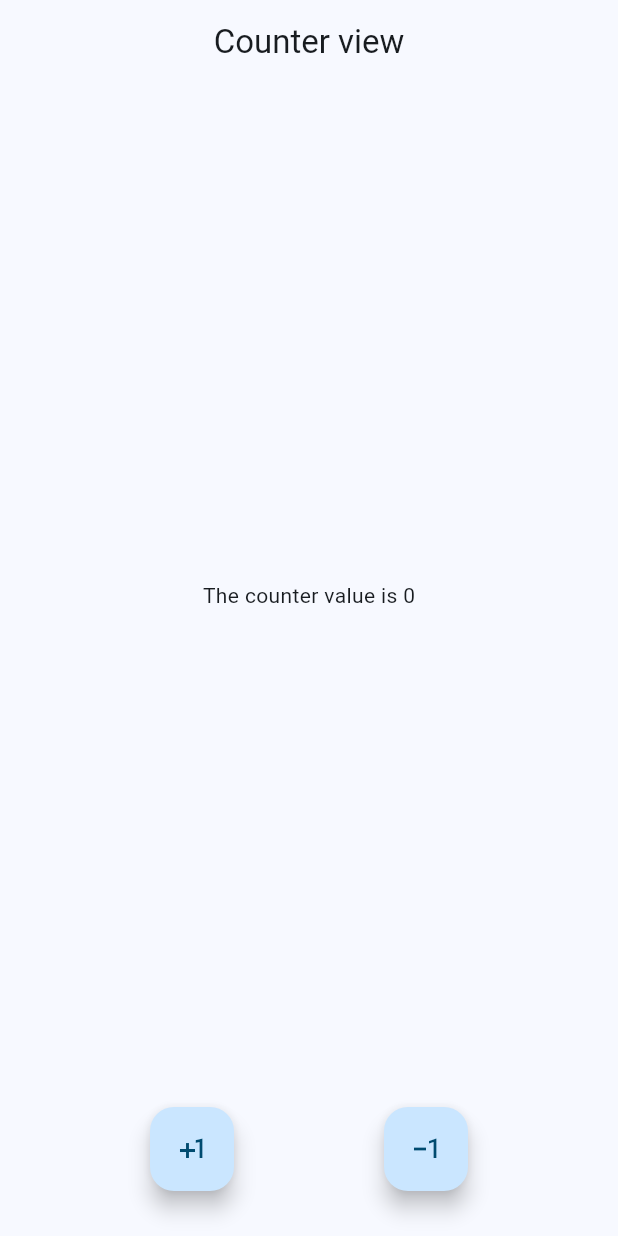
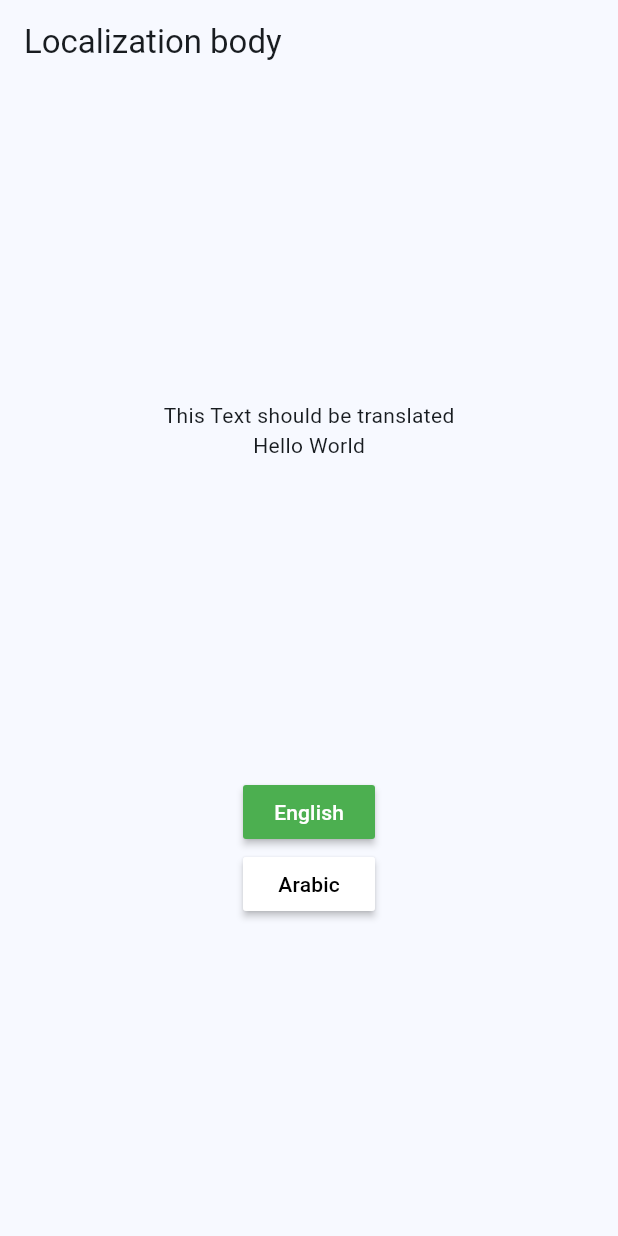
Before and after one commit to OSS7/Bloc_Apps_Project, a Flutter app: the screen it shows after launch, on a phone screen of 412 x 824 dp. Run offline on Flutter 3.47's test engine with Material 2 defaults, Android fonts, the phone set to English and light mode, and no system bars; our stand-ins replace bloc, flutter_bloc, shared_preferences.

Commit message:
localization app with cubit.

```diff
--- /dev/null
+++ b/assets/languages/ar.json
@@ -0,0 +1,5 @@
+{
+  "helloWorld": "مرحبا بالعالم",
+  "ar": "العربية",
+  "en": "الانجليزية"
+}
--- /dev/null
+++ b/assets/languages/en.json
@@ -0,0 +1,5 @@
+{
+  "helloWorld": "Hello World",
+  "ar": "Arabic",
+  "en": "English"
+}
--- /dev/null
+++ b/lib/localization/cubit/localization_cubit.dart
@@ -0,0 +1,24 @@
+import 'dart:ui';
+
+import 'package:bloc/bloc.dart';
+import 'package:meta/meta.dart';
+
+import '../service/local_storage_service.dart';
+
+part 'localization_state.dart';
+
+class LocalizationCubit extends Cubit<LocalizationState> {
+  LocalizationCubit() : super(LocalizationInitial());
+
+  Future getLocal() async {
+    String local = await LanguageCacheHelper().getLanguageCode();
+
+    emit(UpdateLocalization(local: Locale(local)));
+  }
+
+  Future<void> setLocal(String local) async {
+    await LanguageCacheHelper().setLanguageCode(local);
+
+    emit(UpdateLocalization(local: Locale(local)));
+  }
+}
--- /dev/null
+++ b/lib/localization/cubit/localization_state.dart
@@ -0,0 +1,12 @@
+part of 'localization_cubit.dart';
+
+@immutable
+abstract class LocalizationState {}
+
+class LocalizationInitial extends LocalizationState {}
+
+  class UpdateLocalization extends LocalizationState {
+  final Locale local;
+
+  UpdateLocalization({required this.local});
+}
--- /dev/null
+++ b/lib/localization/localization_view.dart
@@ -0,0 +1,14 @@
+import 'package:flutter/material.dart';
+
+import 'widgets/localization_body.dart';
+
+class LocalizationView extends StatelessWidget {
+  const LocalizationView({Key? key}) : super(key: key);
+
+  @override
+  Widget build(BuildContext context) {
+    return const Scaffold(
+      body: LocalizationBody(),
+    );
+  }
+}
--- /dev/null
+++ b/lib/localization/service/local_storage_service.dart
@@ -0,0 +1,18 @@
+import 'package:shared_preferences/shared_preferences.dart';
+
+class LanguageCacheHelper {
+  Future<void> setLanguageCode(String languageCode) async {
+    final sharedPreferences = await SharedPreferences.getInstance();
+    sharedPreferences.setString("LANG", languageCode);
+  }
+
+  Future<String> getLanguageCode() async {
+    final sharedPreferences = await SharedPreferences.getInstance();
+    final langCode = sharedPreferences.getString("LANG");
+    if (langCode != null) {
+      return langCode;
+    } else {
+      return "en";
+    }
+  }
+}
--- /dev/null
+++ b/lib/localization/service/localization_service.dart
@@ -0,0 +1,57 @@
+import 'dart:convert';
+import 'dart:ui';
+
+import 'package:flutter/material.dart';
+import 'package:flutter/services.dart';
+
+class AppLocalization {
+  final Locale? local;
+
+  AppLocalization({this.local});
+
+  static AppLocalization? of(BuildContext context) {
+    return Localizations.of<AppLocalization>(context, AppLocalization);
+  }
+
+  static const LocalizationsDelegate<AppLocalization> delegate =
+      _AppLocalizationsDelegate();
+
+  late Map<String, String> _localizedStrings;
+
+  Future loadJsonLanguage() async {
+    String jsonString = await rootBundle
+        .loadString("assets/languages/${local!.languageCode}.json");
+
+    Map<String, dynamic> jsonMap = json.decode(jsonString);
+    _localizedStrings = jsonMap.map((key, value) {
+      return MapEntry(key, value.toString());
+    });
+  }
+
+  String translate(String key) => _localizedStrings[key] ?? "";
+}
+
+class _AppLocalizationsDelegate extends LocalizationsDelegate<AppLocalization> {
+  const _AppLocalizationsDelegate();
+  @override
+  bool isSupported(Locale locale) {
+    return ['en', 'ar'].contains(locale.languageCode);
+  }
+
+  @override
+  Future<AppLocalization> load(Locale locale) async {
+    AppLocalization localizations = AppLocalization(local: locale);
+    await localizations.loadJsonLanguage();
+    return localizations;
+  }
+
+  @override
+  bool shouldReload(covariant LocalizationsDelegate<AppLocalization> old) =>
+      false;
+}
+
+extension TranslateX on String {
+  String tr(BuildContext context) {
+    return AppLocalization.of(context)!.translate(this);
+  }
+}
--- /dev/null
+++ b/lib/localization/widgets/localization_body.dart
@@ -0,0 +1,59 @@
+import 'package:cubit_test/localization/cubit/localization_cubit.dart';
+import 'package:cubit_test/localization/service/localization_service.dart';
+import 'package:flutter/material.dart';
+import 'package:flutter_bloc/flutter_bloc.dart';
+
+class LocalizationBody extends StatelessWidget {
+  const LocalizationBody({Key? key}) : super(key: key);
+
+  @override
+  Widget build(BuildContext context) {
+    const locals = ['en', 'ar'];
+    return Column(
+      mainAxisAlignment: MainAxisAlignment.spaceBetween,
+      children: [
+        AppBar(
+          title: const Text('Localization body'),
+        ),
+        Expanded(
+          child: Column(
+            mainAxisAlignment: MainAxisAlignment.spaceEvenly,
+            children: [
+              Column(
+                children: [
+                  const Text('This Text should be translated'),
+                  Text('helloWorld'.tr(context)),
+                ],
+              ),
+              BlocBuilder<LocalizationCubit, LocalizationState>(
+                builder: (context, state) {
+                  if (state is UpdateLocalization) {
+                    return Column(
+                        mainAxisAlignment: MainAxisAlignment.center,
+                        children: locals
+                            .map(
+                              (e) => MaterialButton(
+                                color: state.local.languageCode == e
+                                    ? Colors.green
+                                    : Colors.white,
+                                textColor: state.local.languageCode == e
+                                    ? Colors.white
+                                    : Colors.black,
+                                onPressed: () {
+                                  context.read<LocalizationCubit>().setLocal(e);
+                                },
+                                child: Text(e.tr(context)),
+                              ),
+                            )
+                            .toList());
+                  }
+                  return SizedBox();
+                },
+              )
+            ],
+          ),
+        ),
+      ],
+    );
+  }
+}
--- a/lib/main.dart
+++ b/lib/main.dart
@@ -2,6 +2,11 @@ import 'package:cubit_test/counter/bloc/counter_bloc.dart';
 import 'package:cubit_test/counter/counter_view.dart';
 import 'package:flutter/material.dart';
 import 'package:flutter_bloc/flutter_bloc.dart';
+import 'package:flutter_localizations/flutter_localizations.dart';
+
+import 'localization/cubit/localization_cubit.dart';
+import 'localization/localization_view.dart';
+import 'localization/service/localization_service.dart';
 
 void main() {
   runApp(const MyApp());
@@ -13,15 +18,37 @@ class MyApp extends StatelessWidget {
   // This widget is the root of your application.
   @override
   Widget build(BuildContext context) {
-    return BlocProvider(
-      create: (context) => CounterBloc(),
-      child: MaterialApp(
-        title: 'Flutter Demo',
-        theme: ThemeData(
-          colorScheme: ColorScheme.fromSeed(seedColor: Colors.lightBlue),
-          useMaterial3: true,
+    return MultiBlocProvider(
+      providers: [
+        BlocProvider(
+          create: (BuildContext context) => CounterBloc(),
         ),
-        home: const CounterView(),
+        BlocProvider(
+          create: (BuildContext context) => LocalizationCubit()..getLocal(),
+        ),
+      ],
+      child: BlocBuilder<LocalizationCubit, LocalizationState>(
+        builder: (context, state) {
+          if (state is UpdateLocalization) {
+            return MaterialApp(
+              locale: state.local,
+              supportedLocales: const [Locale('en'), Locale('ar')],
+              localizationsDelegates: const [
+                AppLocalization.delegate,
+                GlobalMaterialLocalizations.delegate,
+                GlobalWidgetsLocalizations.delegate,
+                GlobalCupertinoLocalizations.delegate
+              ],
+              title: 'Flutter Demo',
+              theme: ThemeData(
+                colorScheme: ColorScheme.fromSeed(seedColor: Colors.lightBlue),
+                useMaterial3: true,
+              ),
+              home: const LocalizationView(),
+            );
+          }
+          return SizedBox();
+        },
       ),
     );
   }
```
Also changed, not shown: pubspec.yaml (+6 -3 lines), pubspec.lock, 14 other files.
